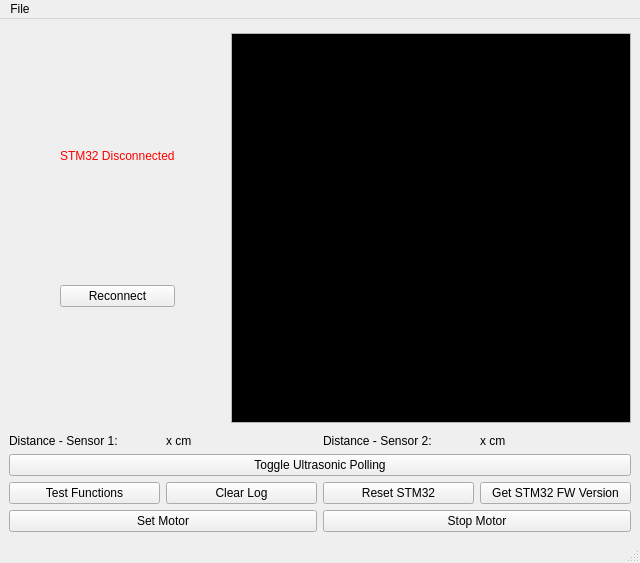
Before: the Qt Designer form mainwindow.ui in LeedsRaspJam/Cryptoid-Python, drawn with Qt 5.
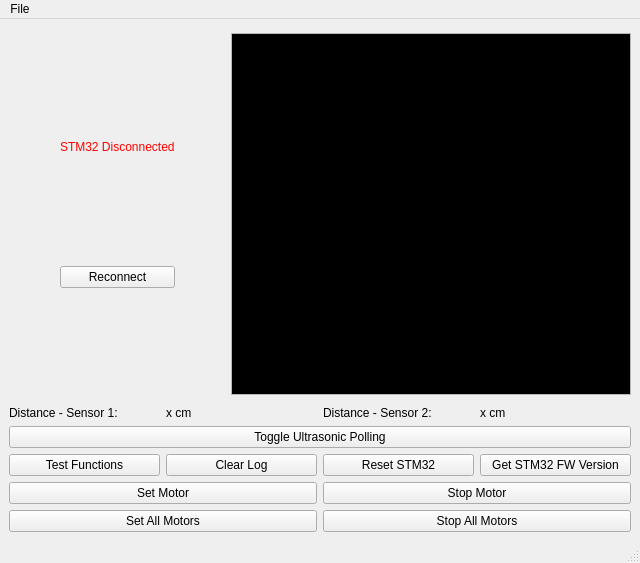
After: the same form once the commit is applied.

Patch:
```diff
--- a/mainwindow.ui
+++ b/mainwindow.ui
@@ -445,6 +445,27 @@
       </item>
      </layout>
     </item>
+    <item>
+     <layout class="QHBoxLayout" name="horizontalLayout_4">
+      <property name="topMargin">
+       <number>0</number>
+      </property>
+      <item>
+       <widget class="QPushButton" name="stopAllMtrBtn">
+        <property name="text">
+         <string>Set All Motors</string>
+        </property>
+       </widget>
+      </item>
+      <item>
+       <widget class="QPushButton" name="allMotorBtn">
+        <property name="text">
+         <string>Stop All Motors</string>
+        </property>
+       </widget>
+      </item>
+     </layout>
+    </item>
    </layout>
   </widget>
   <widget class="QMenuBar" name="menubar">
```
